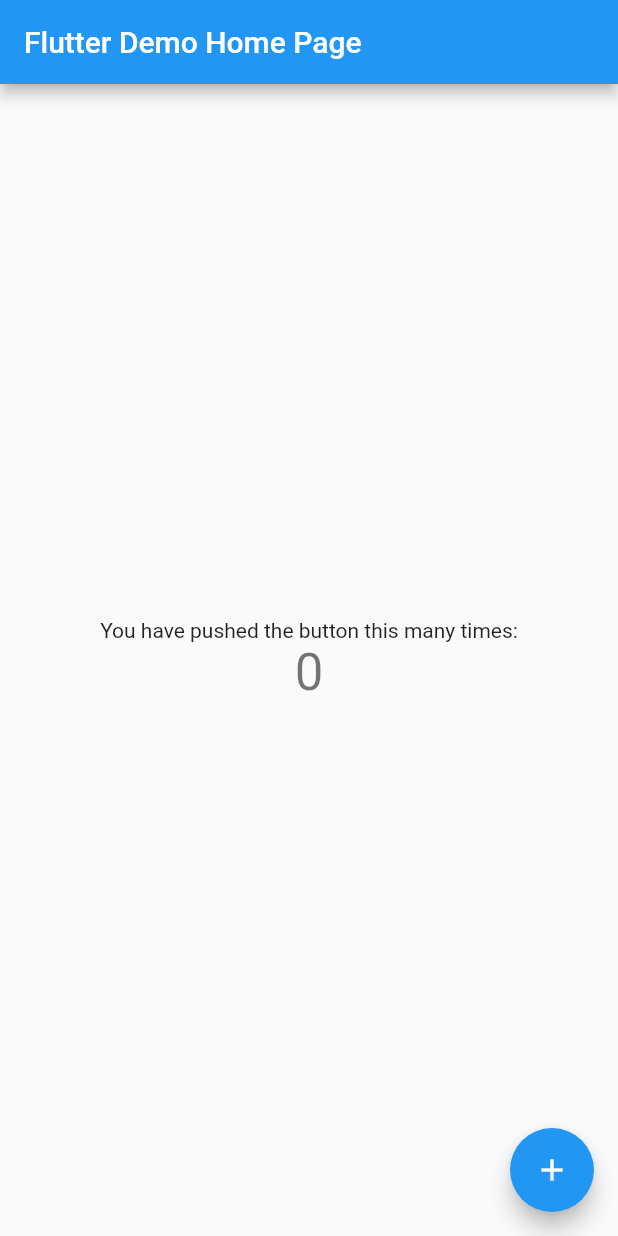
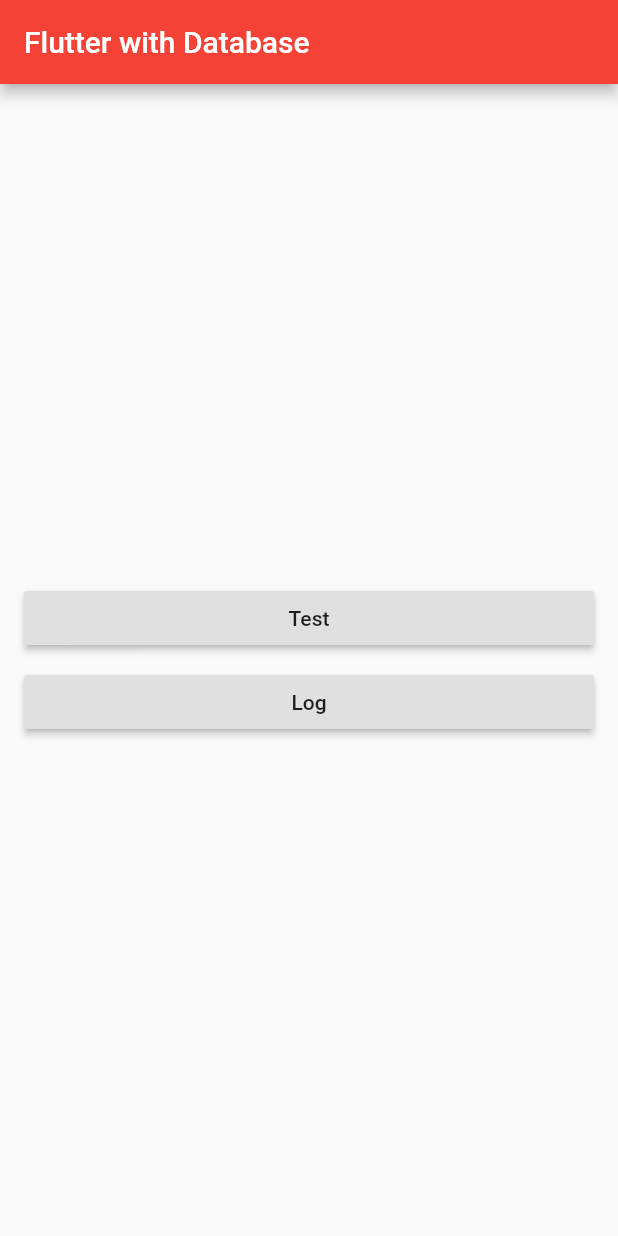
Before and after one commit to danielccunha/flutter-sqlite, a Flutter app: the screen it shows after launch, on a phone screen of 412 x 824 dp. Run offline on Flutter 3.47's test engine with Material 2 defaults, Android fonts, the phone set to English and light mode, and no system bars; our stand-ins replace sqflite; accounts and stored records are empty.

Commit message:
Basic example

```diff
--- a/lib/main.dart
+++ b/lib/main.dart
@@ -1,111 +1,16 @@
 import 'package:flutter/material.dart';
+import 'package:flutter_sqlite/views/home_view.dart';
 
 void main() => runApp(MyApp());
 
 class MyApp extends StatelessWidget {
-  // This widget is the root of your application.
   @override
   Widget build(BuildContext context) {
     return MaterialApp(
-      title: 'Flutter Demo',
-      theme: ThemeData(
-        // This is the theme of your application.
-        //
-        // Try running your application with "flutter run". You'll see the
-        // application has a blue toolbar. Then, without quitting the app, try
-        // changing the primarySwatch below to Colors.green and then invoke
-        // "hot reload" (press "r" in the console where you ran "flutter run",
-        // or simply save your changes to "hot reload" in a Flutter IDE).
-        // Notice that the counter didn't reset back to zero; the application
-        // is not restarted.
-        primarySwatch: Colors.blue,
-      ),
-      home: MyHomePage(title: 'Flutter Demo Home Page'),
+      title: 'Flutter SQLite',
+      theme: ThemeData(primarySwatch: Colors.red),
+      home: HomeView(),
+      debugShowCheckedModeBanner: false,
     );
   }
 }
-
-class MyHomePage extends StatefulWidget {
-  MyHomePage({Key key, this.title}) : super(key: key);
-
-  // This widget is the home page of your application. It is stateful, meaning
-  // that it has a State object (defined below) that contains fields that affect
-  // how it looks.
-
-  // This class is the configuration for the state. It holds the values (in this
-  // case the title) provided by the parent (in this case the App widget) and
-  // used by the build method of the State. Fields in a Widget subclass are
-  // always marked "final".
-
-  final String title;
-
-  @override
-  _MyHomePageState createState() => _MyHomePageState();
-}
-
-class _MyHomePageState extends State<MyHomePage> {
-  int _counter = 0;
-
-  void _incrementCounter() {
-    setState(() {
-      // This call to setState tells the Flutter framework that something has
-      // changed in this State, which causes it to rerun the build method below
-      // so that the display can reflect the updated values. If we changed
-      // _counter without calling setState(), then the build method would not be
-      // called again, and so nothing would appear to happen.
-      _counter++;
-    });
-  }
-
-  @override
-  Widget build(BuildContext context) {
-    // This method is rerun every time setState is called, for instance as done
-    // by the _incrementCounter method above.
-    //
-    // The Flutter framework has been optimized to make rerunning build methods
-    // fast, so that you can just rebuild anything that needs updating rather
-    // than having to individually change instances of widgets.
-    return Scaffold(
-      appBar: AppBar(
-        // Here we take the value from the MyHomePage object that was created by
-        // the App.build method, and use it to set our appbar title.
-        title: Text(widget.title),
-      ),
-      body: Center(
-        // Center is a layout widget. It takes a single child and positions it
-        // in the middle of the parent.
-        child: Column(
-          // Column is also a layout widget. It takes a list of children and
-          // arranges them vertically. By default, it sizes itself to fit its
-          // children horizontally, and tries to be as tall as its parent.
-          //
-          // Invoke "debug painting" (press "p" in the console, choose the
-          // "Toggle Debug Paint" action from the Flutter Inspector in Android
-          // Studio, or the "Toggle Debug Paint" command in Visual Studio Code)
-          // to see the wireframe for each widget.
-          //
-          // Column has various properties to control how it sizes itself and
-          // how it positions its children. Here we use mainAxisAlignment to
-          // center the children vertically; the main axis here is the vertical
-          // axis because Columns are vertical (the cross axis would be
-          // horizontal).
-          mainAxisAlignment: MainAxisAlignment.center,
-          children: <Widget>[
-            Text(
-              'You have pushed the button this many times:',
-            ),
-            Text(
-              '$_counter',
-              style: Theme.of(context).textTheme.display1,
-            ),
-          ],
-        ),
-      ),
-      floatingActionButton: FloatingActionButton(
-        onPressed: _incrementCounter,
-        tooltip: 'Increment',
-        child: Icon(Icons.add),
-      ), // This trailing comma makes auto-formatting nicer for build methods.
-    );
-  }
-}
--- /dev/null
+++ b/lib/models/dog.dart
@@ -0,0 +1,24 @@
+class Dog {
+  final int id;
+  final String name;
+  final int age;
+
+  const Dog({
+    this.id,
+    this.name,
+    this.age,
+  });
+
+  Map<String, dynamic> toMap() {
+    return {
+      'id': id,
+      'name': name,
+      'age': age,
+    };
+  }
+
+  @override
+  String toString() {
+    return '{ id: $id, name: "$name", age: $age }';
+  }
+}
--- /dev/null
+++ b/lib/repositories/dog_repository.dart
@@ -0,0 +1,34 @@
+import 'package:flutter_sqlite/models/dog.dart';
+import 'package:path/path.dart';
+import 'package:sqflite/sqflite.dart';
+import 'package:sqflite/sqlite_api.dart';
+
+class DogRepository {
+  Future<Database> get database async {
+    return openDatabase(
+      join(await getDatabasesPath(), 'doggie_database.db'),
+      onCreate: (db, _) => db.execute('CREATE TABLE dogs(id INTEGER PRIMARY KEY, name TEXT, age INTEGER)'),
+      version: 1,
+    );
+  }
+
+  Future insert(Dog dog) async {
+    final db = await database;
+    await db.insert('dogs', dog.toMap(), conflictAlgorithm: ConflictAlgorithm.replace);
+  }
+
+  Future log() async {
+    final db = await database;
+    final query = await db.query('dogs');
+    final dogs = List.generate(
+      query.length,
+      (idx) => Dog(
+        id: query[idx]['id'],
+        age: query[idx]['age'],
+        name: query[idx]['name'],
+      ),
+    );
+
+    print(dogs);
+  }
+}
--- /dev/null
+++ b/lib/views/home_view.dart
@@ -0,0 +1,41 @@
+import 'package:flutter/material.dart';
+import 'package:flutter_sqlite/models/dog.dart';
+import 'package:flutter_sqlite/repositories/dog_repository.dart';
+
+class HomeView extends StatefulWidget {
+  @override
+  _HomeViewState createState() => _HomeViewState();
+}
+
+class _HomeViewState extends State<HomeView> {
+  final repository = DogRepository();
+  int count = 0;
+
+  @override
+  Widget build(BuildContext context) {
+    return Scaffold(
+      appBar: AppBar(title: const Text('Flutter with Database')),
+      body: Padding(
+        padding: const EdgeInsets.all(16.0),
+        child: Column(
+          crossAxisAlignment: CrossAxisAlignment.stretch,
+          mainAxisAlignment: MainAxisAlignment.center,
+          children: <Widget>[
+            RaisedButton(
+              child: const Text('Test'),
+              onPressed: () {
+                final dog = Dog(id: ++count, age: 1, name: 'Dog $count');
+                repository.insert(dog);
+              },
+            ),
+            const SizedBox(height: 8.0),
+            RaisedButton(
+              child: const Text('Log'),
+              onPressed: () => repository.log(),
+            ),
+          ],
+        ),
+      ),
+    );
+  }
+}
```
Also changed, not shown: pubspec.yaml (+2 -53 lines), pubspec.lock.
